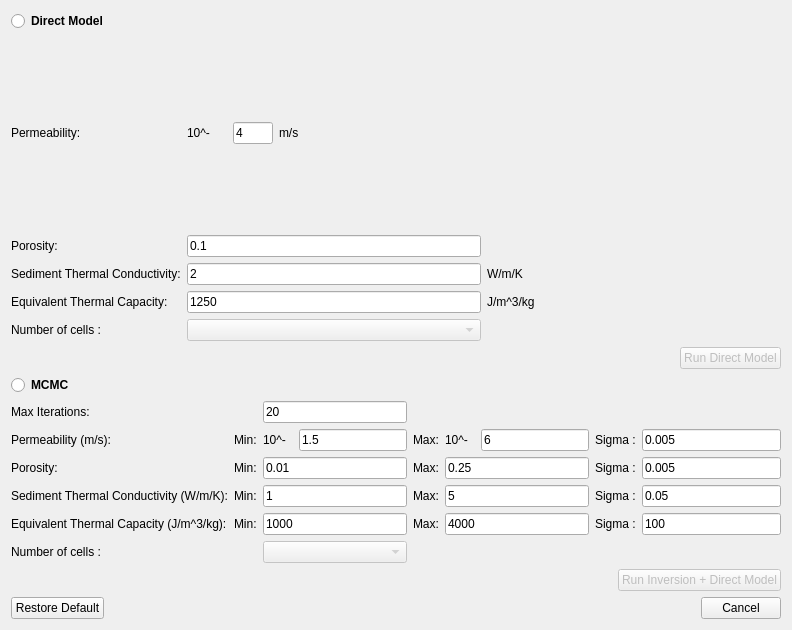
Before: the Qt Designer form molonaviz/dialogcompute.ui in SandraClodion/projet_molonaviz, drawn with Qt 5.
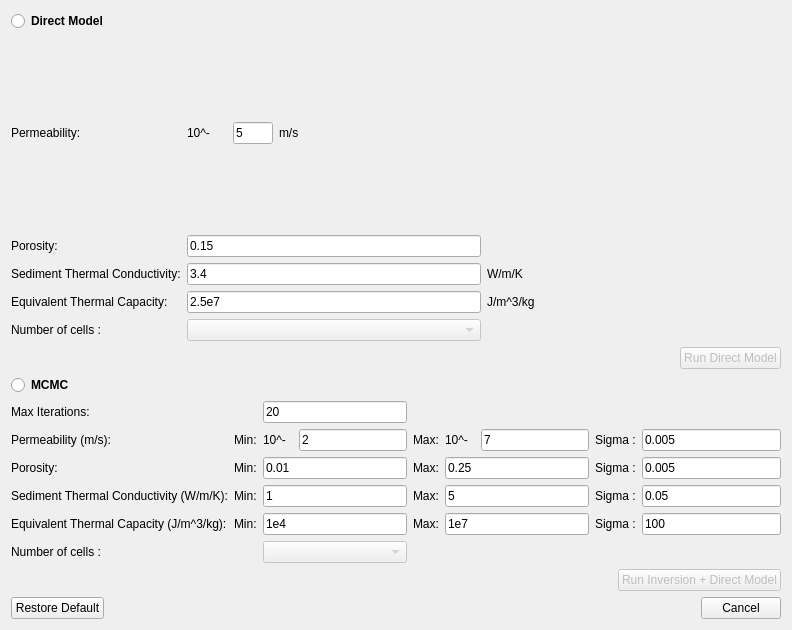
After: the same form once the commit is applied.

Commit message: update tracé des frises et valeurs par défaut compute

```diff
--- a/molonaviz/dialogcompute.ui
+++ b/molonaviz/dialogcompute.ui
@@ -50,7 +50,7 @@
         </size>
        </property>
        <property name="text">
-        <string>2</string>
+        <string>3.4</string>
        </property>
        <property name="readOnly">
         <bool>true</bool>
@@ -87,7 +87,7 @@
           </size>
          </property>
          <property name="text">
-          <string>4</string>
+          <string>5</string>
          </property>
          <property name="readOnly">
           <bool>true</bool>
@@ -112,7 +112,7 @@
         </size>
        </property>
        <property name="text">
-        <string>0.1</string>
+        <string>0.15</string>
        </property>
        <property name="readOnly">
         <bool>true</bool>
@@ -186,7 +186,7 @@
         </size>
        </property>
        <property name="text">
-        <string>1250</string>
+        <string>2.5e7</string>
        </property>
        <property name="readOnly">
         <bool>true</bool>
@@ -324,7 +324,7 @@
         </size>
        </property>
        <property name="text">
-        <string>4000</string>
+        <string>1e7</string>
        </property>
        <property name="readOnly">
         <bool>true</bool>
@@ -488,7 +488,7 @@
         </size>
        </property>
        <property name="text">
-        <string>1000</string>
+        <string>1e4</string>
        </property>
        <property name="readOnly">
         <bool>true</bool>
@@ -519,7 +519,7 @@
        <item>
         <widget class="QLineEdit" name="lineEditMoinsLog10KMin">
          <property name="text">
-          <string>1.5</string>
+          <string>2</string>
          </property>
          <property name="readOnly">
           <bool>true</bool>
@@ -552,7 +552,7 @@
        <item>
         <widget class="QLineEdit" name="lineEditMoinsLog10KMax">
          <property name="text">
-          <string>6</string>
+          <string>7</string>
          </property>
          <property name="readOnly">
           <bool>true</bool>
```
The commit also changes 2 other files.
